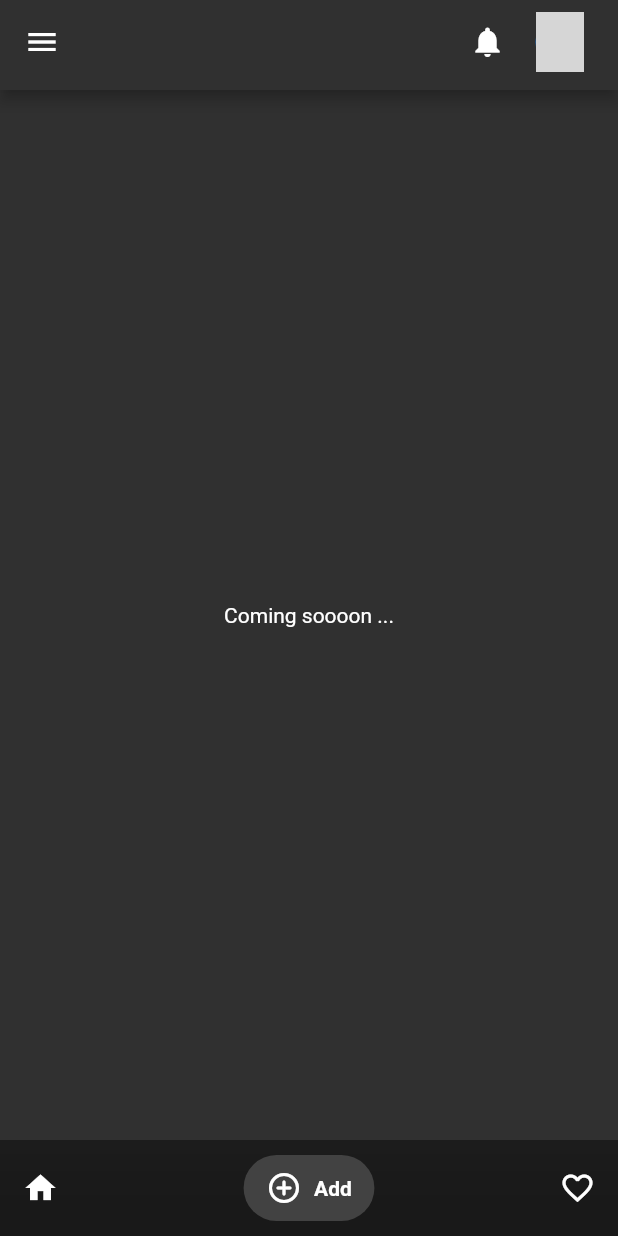
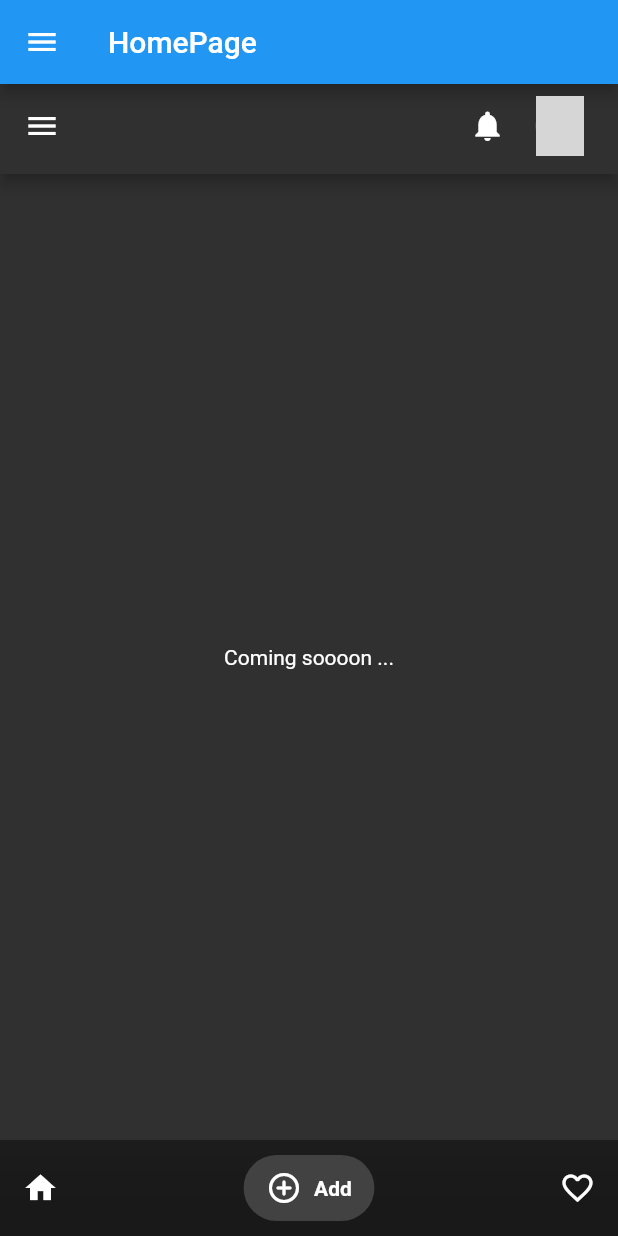
Before and after one commit to Chima20-art/flutter_layouts, a Flutter app: the screen it shows after launch, item 2 of the bottom bar chosen, on a phone screen of 412 x 824 dp. Run offline on Flutter 3.47's test engine with Material 2 defaults, Android fonts, the phone set to English and light mode, and no system bars; drawn by our look-alikes of google_nav_bar, hidden_drawer_menu; grey boxes are pictures that could not be loaded.

Commit message:
added hidden_drawer _package.

```diff
--- /dev/null
+++ b/lib/hidden_drawer.dart
@@ -0,0 +1,36 @@
+import 'package:flutter/material.dart';
+import 'package:flutter_layouts/pages/home/main.dart';
+import 'package:hidden_drawer_menu/hidden_drawer_menu.dart';
+
+
+class HiddenDrawer extends StatefulWidget {
+  const HiddenDrawer({super.key});
+
+  @override
+  State<HiddenDrawer> createState() => _HiddenDrawerState();
+}
+
+class _HiddenDrawerState extends State<HiddenDrawer> {
+List<ScreenHiddenDrawer> _pages =[];
+
+@override
+void initState() {
+  super.initState();
+
+  _pages = [
+    ScreenHiddenDrawer(
+      ItemHiddenMenu(name: 'HomePage', baseStyle: TextStyle(), selectedStyle: TextStyle(color: Colors.black)),
+      Home(),
+    ),
+  ];
+
+  }
+
+
+  @override
+  Widget build(BuildContext context) {
+    return HiddenDrawerMenu(
+      screens:_pages ,
+      backgroundColorMenu: Colors.white) ;
+  }
+}
--- a/lib/main.dart
+++ b/lib/main.dart
@@ -1,5 +1,6 @@
 import 'package:flutter/material.dart';
 import 'package:flutter/services.dart';
+import 'package:flutter_layouts/hidden_drawer.dart';
 import 'pages/home/main.dart';
 
 
@@ -31,11 +32,12 @@ class _MyAppState extends State<MyApp> {
   // This widget is the root of your application.
   @override
  Widget build(BuildContext context) {
-    return   SafeArea(
+    return const   SafeArea(
       child: MaterialApp(
       debugShowCheckedModeBanner: false,
       home: Scaffold (
-        body: _widgetOptions.elementAt(_selectedIndex < _widgetOptions.length ? _selectedIndex: 1 ) ,
+         body:  HiddenDrawer(),
+         //_widgetOptions.elementAt(_selectedIndex < _widgetOptions.length ? _selectedIndex: 1 ) ,
         ),
 
     ),
--- a/pubspec.yaml
+++ b/pubspec.yaml
@@ -32,7 +32,6 @@ dependencies:
     sdk: flutter
 
   google_nav_bar: ^5.0.6
-  tridimensional_drawer: ^0.1.1
 
 
 
@@ -41,6 +40,7 @@ dependencies:
   cupertino_icons: ^1.0.2
   get: ^4.6.5
   logger: ^1.3.0
+  hidden_drawer_menu: ^3.0.1
 
 dev_dependencies:
   flutter_test:
```
Also changed, not shown: pubspec.lock.
